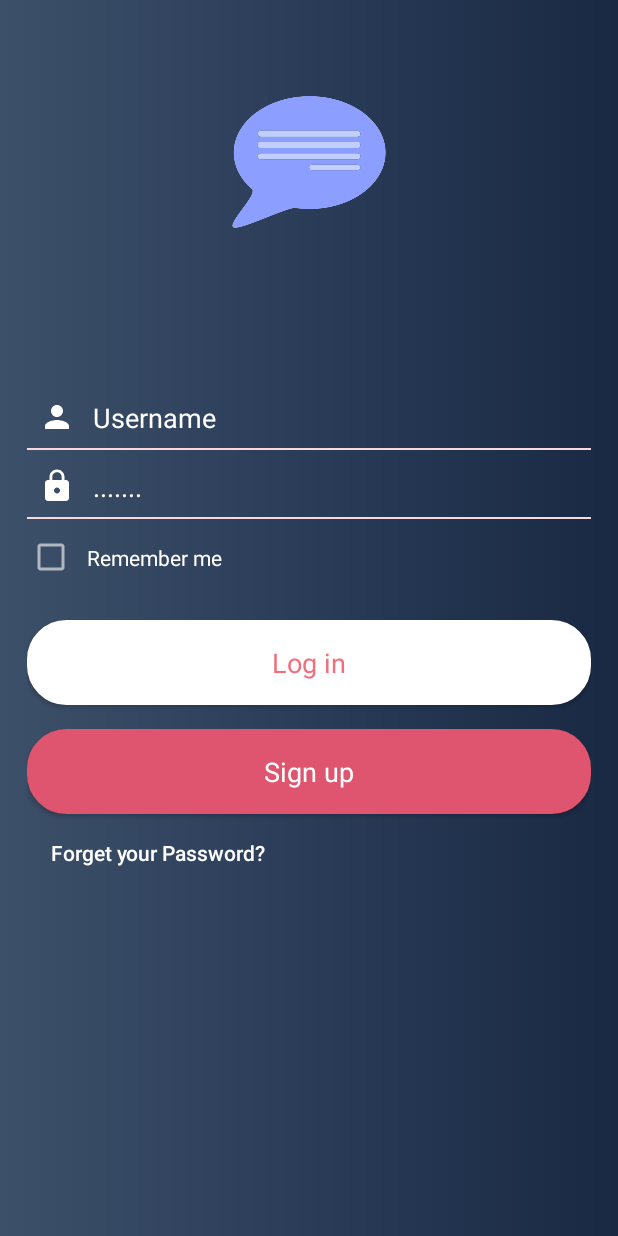
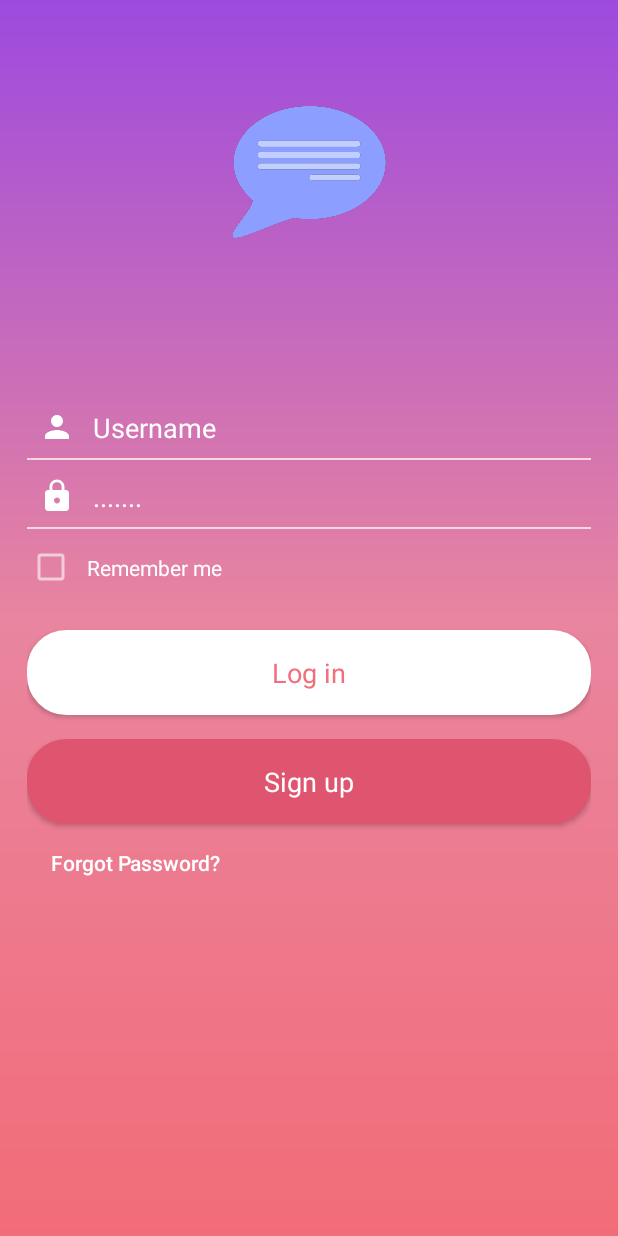
Before and after one commit to Rashmiranjan00/ChitChat, an Android app: the screen it shows after launch (StartActivity), on a phone screen of 412 x 824 dp. Run offline under Robolectric (Android 15) with nearby library versions, the phone set to English and light mode, and no system bars; our stand-ins replace CircleImageView, Firebase (no records; nobody signed in at launch, a user with empty details on screens opened directly), Picasso; 3 statements that could not run were skipped.

Commit message:
Minor bug fixes.

```diff
--- a/app/src/main/java/com/rashmi/rrp/chitchat/ChatActivity.java
+++ b/app/src/main/java/com/rashmi/rrp/chitchat/ChatActivity.java
@@ -35,6 +35,7 @@ import com.google.firebase.database.ValueEventListener;
 import com.google.firebase.storage.FirebaseStorage;
 import com.google.firebase.storage.StorageReference;
 import com.google.firebase.storage.UploadTask;
+import com.squareup.picasso.Picasso;
 
 import java.util.ArrayList;
 import java.util.HashMap;
@@ -143,7 +144,10 @@ public class ChatActivity extends AppCompatActivity {
             public void onDataChange(DataSnapshot dataSnapshot) {
 
                 String online = dataSnapshot.child("online").getValue().toString();
-                String image = dataSnapshot.child("image").getValue().toString();
+                String image = dataSnapshot.child("thumb_image").getValue().toString();
+
+                Picasso.with(mProfileImage.getContext()).load(image)
+                        .placeholder(R.drawable.default_avatar).into(mProfileImage);
 
                 if(online.equals("true")) {
 
--- a/app/src/main/java/com/rashmi/rrp/chitchat/RequestsFragment.java
+++ b/app/src/main/java/com/rashmi/rrp/chitchat/RequestsFragment.java
@@ -3,15 +3,34 @@ package com.rashmi.rrp.chitchat;
 
 import android.os.Bundle;
 import android.support.v4.app.Fragment;
+import android.support.v7.widget.LinearLayoutManager;
+import android.support.v7.widget.RecyclerView;
 import android.view.LayoutInflater;
 import android.view.View;
 import android.view.ViewGroup;
+
+import com.google.firebase.auth.FirebaseAuth;
+import com.google.firebase.database.DatabaseReference;
+import com.google.firebase.database.FirebaseDatabase;
+
+import java.util.zip.Inflater;
 
 
 /**
  * A simple {@link Fragment} subclass.
  */
 public class RequestsFragment extends Fragment {
+
+    private RecyclerView mReqList;
+
+    private DatabaseReference mReqDatabase;
+    private DatabaseReference mUsersDatabase;
+
+    private FirebaseAuth mAuth;
+
+    private String mCurrentUserId;
+
+    private View mMainView;
 
 
     public RequestsFragment() {
@@ -22,8 +41,29 @@ public class RequestsFragment extends Fragment {
     @Override
     public View onCreateView(LayoutInflater inflater, ViewGroup container,
                              Bundle savedInstanceState) {
+
+        mMainView = inflater.inflate(R.layout.fragment_requests, container, false);
+
+        mReqList = mMainView.findViewById(R.id.friendReq);
+        mAuth = FirebaseAuth.getInstance();
+
+        mCurrentUserId = mAuth.getCurrentUser().getUid();
+
+        mReqDatabase = FirebaseDatabase.getInstance().getReference().child("notifications").child(mCurrentUserId);
+        mReqDatabase.keepSynced(true);
+
+        mUsersDatabase = FirebaseDatabase.getInstance().getReference().child("Users");
+        mUsersDatabase.keepSynced(true);
+
+        mReqList.setHasFixedSize(true);
+        mReqList.setLayoutManager(new LinearLayoutManager(getContext()));
+
         // Inflate the layout for this fragment
-        return inflater.inflate(R.layout.fragment_requests, container, false);
+        return mMainView;
     }
 
+    @Override
+    public void onStart() {
+        super.onStart();
+    }
 }
--- /dev/null
+++ b/app/src/main/res/drawable/new_login_gradients.xml
@@ -0,0 +1,13 @@
+<?xml version="1.0" encoding="utf-8"?>
+<shape xmlns:android="http://schemas.android.com/apk/res/android" android:shape="rectangle">
+    <gradient
+        android:endColor="#9d4adf"
+        android:centerColor="#e9859f"
+        android:startColor="#f26c78"
+        android:angle="90"/>
+    <padding android:left="7dp"
+        android:top="7dp"
+        android:right="7dp"
+        android:bottom="7dp" />
+
+</shape>
--- a/app/src/main/res/layout/activity_start.xml
+++ b/app/src/main/res/layout/activity_start.xml
@@ -5,7 +5,7 @@
     android:layout_height="match_parent"
     android:paddingLeft="18dp"
     android:paddingRight="18dp"
-    android:background="@drawable/gradient">
+    android:background="@drawable/new_login_gradients">
 
     <ScrollView
         android:layout_width="match_parent"
@@ -102,14 +102,14 @@
                 android:textSize="18sp" />
 
             <TextView
+                style="@style/TextAppearance.AppCompat.Body2"
                 android:layout_width="wrap_content"
                 android:layout_height="wrap_content"
-                android:text="Forget your Password? "
-                style="@style/TextAppearance.AppCompat.Body2"
-                android:textColor="#fff"
+                android:layout_marginBottom="16dp"
+                android:clickable="true"
                 android:padding="16dp"
-                android:clickable="true"
-                android:layout_marginBottom="16dp"/>
+                android:text="Forgot Password? "
+                android:textColor="#fff" />
 
         </LinearLayout>
     </ScrollView>
--- a/app/src/main/res/layout/fragment_requests.xml
+++ b/app/src/main/res/layout/fragment_requests.xml
@@ -6,9 +6,9 @@
     tools:context=".RequestsFragment">
 
     <!-- TODO: Update blank fragment layout -->
-    <TextView
+    <android.support.v7.widget.RecyclerView
+        android:id="@+id/friendReq"
         android:layout_width="match_parent"
-        android:layout_height="match_parent"
-        android:text="Welcome to Request Page" />
+        android:layout_height="match_parent" />
 
 </FrameLayout>
```
